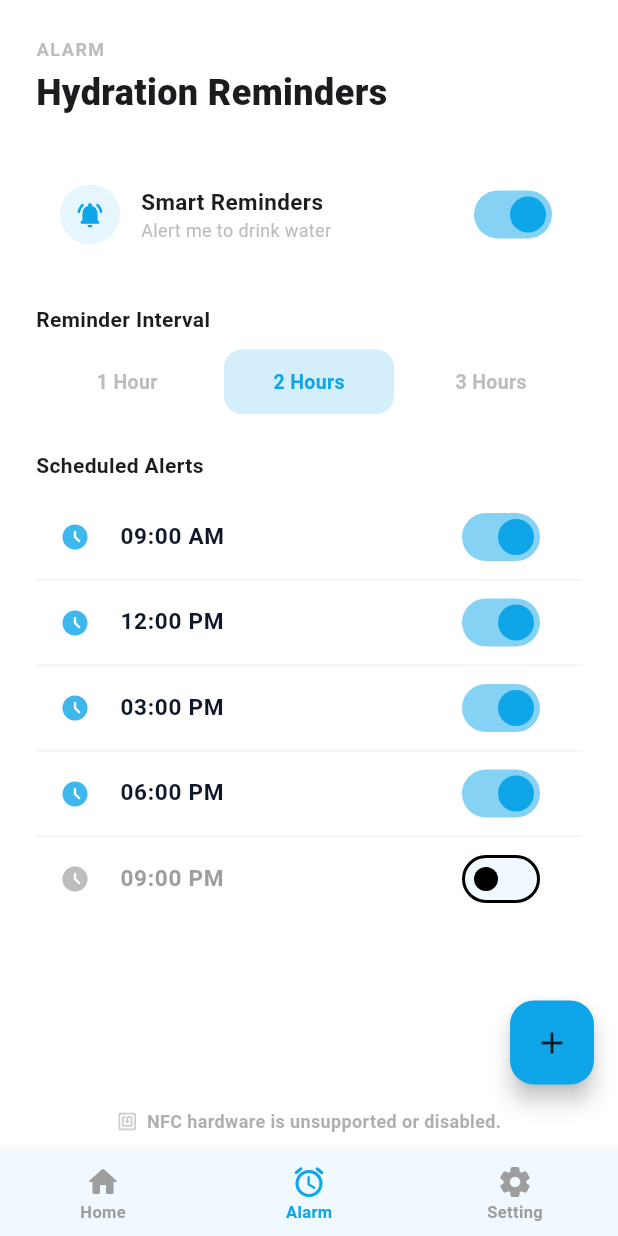
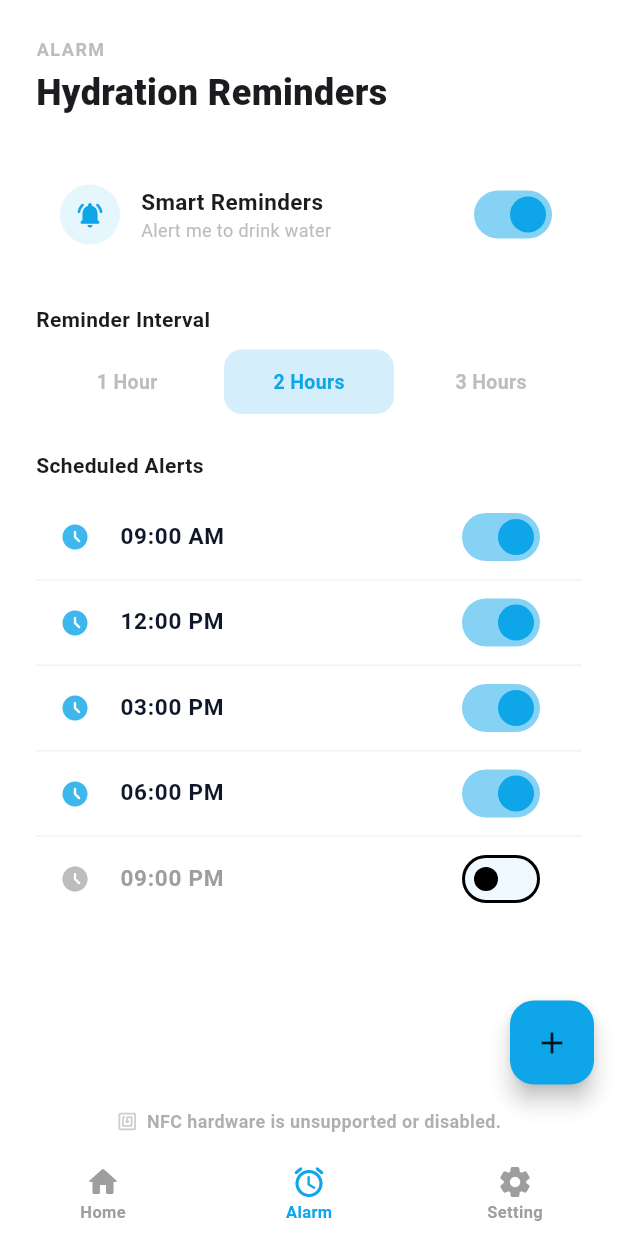
Before and after one commit to rmdir-sys32/hydra-water-tracker, a Flutter app: the screen it shows after launch, item 2 of the bottom bar chosen, on a phone screen of 412 x 824 dp. Run offline on Flutter 3.47's test engine with Material 3 defaults, Android fonts, the phone set to English and light mode, and no system bars; our stand-ins replace shared_preferences; missing offline and left inert: flutter_nfc_kit, liquid_glass_renderer.

Commit message:
Optimize dark mode styling with dynamic card opacities, dynamic dividers, and a borderless bottom navbar

```diff
--- a/lib/alarm_page.dart
+++ b/lib/alarm_page.dart
@@ -67,6 +67,7 @@ class _AlarmPageState extends State<AlarmPage> {
   @override
   Widget build(BuildContext context) {
     final theme = Theme.of(context);
+    final isLight = theme.brightness == Brightness.light;
 
     return Scaffold(
       body: SafeArea(
@@ -101,7 +102,7 @@ class _AlarmPageState extends State<AlarmPage> {
             LiquidGlass.withOwnLayer(
               shape: const LiquidRoundedRectangle(borderRadius: 20),
               settings: LiquidGlassSettings(
-                glassColor: theme.colorScheme.surface.withOpacity(0.6),
+                glassColor: theme.colorScheme.surface.withOpacity(isLight ? 0.6 : 0.35),
                 blur: 12,
               ),
               child: Container(
@@ -199,7 +200,7 @@ class _AlarmPageState extends State<AlarmPage> {
               LiquidGlass.withOwnLayer(
                 shape: const LiquidRoundedRectangle(borderRadius: 20),
                 settings: LiquidGlassSettings(
-                  glassColor: theme.colorScheme.surface.withOpacity(0.5),
+                  glassColor: theme.colorScheme.surface.withOpacity(isLight ? 0.5 : 0.35),
                   blur: 10,
                 ),
                 child: Container(
@@ -210,7 +211,10 @@ class _AlarmPageState extends State<AlarmPage> {
                     shrinkWrap: true,
                     physics: const NeverScrollableScrollPhysics(),
                     itemCount: _fixedReminders.length,
-                    separatorBuilder: (context, index) => Divider(height: 1, color: Colors.black.withOpacity(0.05)),
+                    separatorBuilder: (context, index) => Divider(
+                      height: 1,
+                      color: isLight ? Colors.black.withOpacity(0.05) : Colors.white.withOpacity(0.05),
+                    ),
                     itemBuilder: (context, index) {
                       final item = _fixedReminders[index];
                       final bool isEnabled = item['enabled'] as bool;
--- a/lib/main.dart
+++ b/lib/main.dart
@@ -451,7 +451,8 @@ class _WaterTrackerPageState extends State<WaterTrackerPage> with WidgetsBinding
             });
           },
           type: BottomNavigationBarType.fixed,
-          backgroundColor: theme.colorScheme.surface,
+          backgroundColor: Colors.transparent,
+          elevation: 0,
           selectedItemColor: theme.colorScheme.primary,
           unselectedItemColor: Colors.grey[500],
           showSelectedLabels: true,
--- a/lib/stats_page.dart
+++ b/lib/stats_page.dart
@@ -244,7 +244,7 @@ class _StatsPageState extends State<StatsPage> {
             LiquidGlass.withOwnLayer(
               shape: const LiquidRoundedRectangle(borderRadius: 24),
               settings: LiquidGlassSettings(
-                glassColor: theme.colorScheme.surface.withOpacity(0.5),
+                glassColor: theme.colorScheme.surface.withOpacity(isLight ? 0.5 : 0.35),
                 blur: 12,
               ),
               child: Container(
@@ -545,7 +545,7 @@ class _StatsPageState extends State<StatsPage> {
     return LiquidGlass.withOwnLayer(
       shape: const LiquidRoundedRectangle(borderRadius: 20),
       settings: LiquidGlassSettings(
-        glassColor: theme.colorScheme.surface.withOpacity(0.55),
+        glassColor: theme.colorScheme.surface.withOpacity(theme.brightness == Brightness.light ? 0.55 : 0.35),
         blur: 8,
       ),
       child: Container(
```
